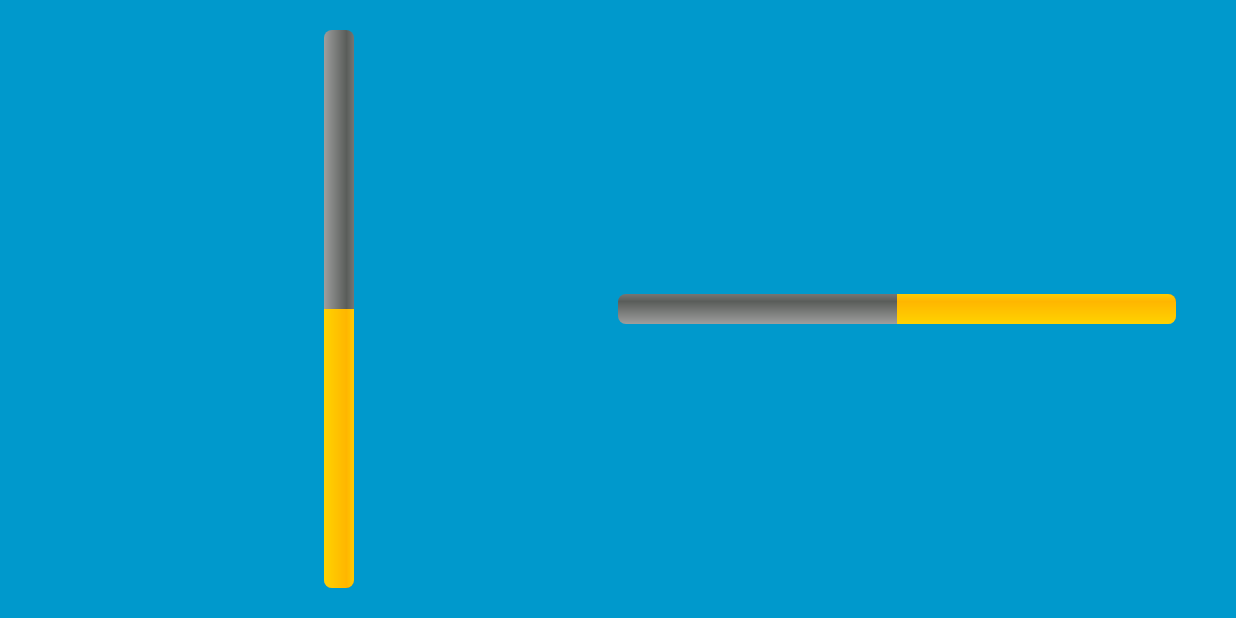
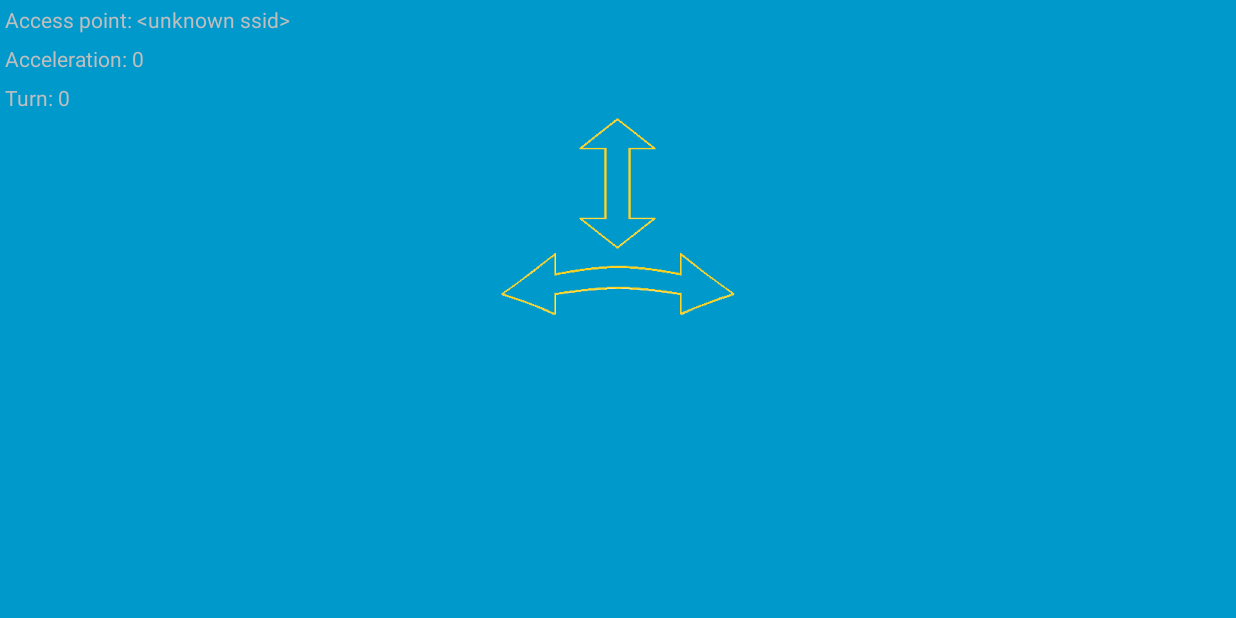
Before and after one commit to mlaitinen/rcpi_android, an Android app: the screen it shows after launch (TouchControlActivity before the commit, TiltTouchActivity after it), on a phone screen of 824 x 412 dp (held sideways). Run offline under Robolectric (Android 15) with nearby library versions, the phone set to English and light mode, and no system bars; 1 statement that could not run was skipped.

Commit message:
Added a new control method.

```diff
--- a/UDPCarController/src/main/AndroidManifest.xml
+++ b/UDPCarController/src/main/AndroidManifest.xml
@@ -14,7 +14,7 @@
         android:label="@string/app_name"
         android:theme="@style/AppTheme">
         <activity
-            android:name="fi.ninjaware.udpcarcontroller.TouchControlActivity"
+            android:name="fi.ninjaware.udpcarcontroller.TiltTouchActivity"
             android:configChanges="orientation|keyboardHidden|screenSize"
             android:label="@string/app_name"
             android:screenOrientation="landscape"
--- /dev/null
+++ b/UDPCarController/src/main/java/fi/ninjaware/udpcarcontroller/ArrowImageView.java
@@ -0,0 +1,82 @@
+package fi.ninjaware.udpcarcontroller;
+
+import android.content.Context;
+import android.content.res.TypedArray;
+import android.graphics.Bitmap;
+import android.graphics.Canvas;
+import android.graphics.Color;
+import android.graphics.Paint;
+import android.graphics.drawable.BitmapDrawable;
+import android.util.AttributeSet;
+import android.widget.ImageView;
+
+/**
+ * Created by miku on 2/6/14.
+ */
+public class ArrowImageView extends ImageView {
+
+    private Paint paint;
+
+    private float magnitude;
+
+    private Bitmap arrow;
+
+    private ArrowDrawer arrowDrawer;
+
+    public ArrowImageView(Context context, AttributeSet attrs) {
+        super(context, attrs);
+
+        paint = new Paint();
+        paint.setColor(Color.RED);
+
+        arrow = ((BitmapDrawable) getDrawable()).getBitmap();
+
+        TypedArray a = context.obtainStyledAttributes(attrs, R.styleable.ArrowImageView, 0, 0);
+        switch(a.getInt(R.styleable.ArrowImageView_orientation, 0)) {
+            case 0:
+                arrowDrawer = new HorizontalArrowDrawer();
+                break;
+            case 1:
+                arrowDrawer = new VerticalArrowDrawer();
+        }
+
+    }
+
+    @Override
+    protected void onDraw(Canvas canvas) {
+        arrowDrawer.draw(canvas);
+        canvas.drawBitmap(arrow, 0, 0, paint);
+    }
+
+    public void setMagnitude(int magnitude) {
+        this.magnitude = (float) magnitude;
+    }
+
+    private interface ArrowDrawer {
+        public void draw(Canvas canvas);
+    }
+
+    private class VerticalArrowDrawer implements ArrowDrawer {
+        public void draw(Canvas canvas) {
+            float center = getHeight()/2;
+            float direction = center * (-magnitude / 100.0f) + center;
+            if(magnitude < 0) {
+                canvas.drawRect(0, center, 160, direction, paint);
+            } else {
+                canvas.drawRect(0, direction, 160, center, paint);
+            }
+        }
+    }
+
+    private class HorizontalArrowDrawer implements ArrowDrawer {
+        public void draw(Canvas canvas) {
+            float center = getWidth()/2;
+            float direction = center * (-magnitude / 100.0f) + center;
+            if(magnitude < 0) {
+                canvas.drawRect(center, 0, direction, 160, paint);
+            } else {
+                canvas.drawRect(direction, 0, center, 160, paint);
+            }
+        }
+    }
+}
--- a/UDPCarController/src/main/java/fi/ninjaware/udpcarcontroller/SendMessageTask.java
+++ b/UDPCarController/src/main/java/fi/ninjaware/udpcarcontroller/SendMessageTask.java
@@ -16,7 +16,7 @@ public class SendMessageTask extends AsyncTask<ControlEvent, Void, Void> {
 
     private DatagramSocket socket;
 
-    private InetAddress address;
+    private InetAddress address;,
 
     private int port;
 
@@ -39,10 +39,10 @@ public class SendMessageTask extends AsyncTask<ControlEvent, Void, Void> {
             Log.e(getClass().getName(), "Failed to send a UDP packet.", e);
         }
 
-        Log.d(getClass().getName(),
+        /*Log.d(getClass().getName(),
                 String.format("Sent message. Control: %d, magnitude: %d.",
                         controlEvents[0].getControlCode(),
-                        controlEvents[0].getMagnitude()));
+                        controlEvents[0].getMagnitude()));*/
 
         return null;
     }
--- /dev/null
+++ b/UDPCarController/src/main/java/fi/ninjaware/udpcarcontroller/TiltTouchActivity.java
@@ -0,0 +1,199 @@
+package fi.ninjaware.udpcarcontroller;
+
+import android.app.Activity;
+import android.content.res.Resources;
+import android.graphics.Canvas;
+import android.graphics.drawable.Drawable;
+import android.graphics.drawable.GradientDrawable;
+import android.graphics.drawable.LayerDrawable;
+import android.hardware.Sensor;
+import android.hardware.SensorEvent;
+import android.hardware.SensorEventListener;
+import android.hardware.SensorManager;
+import android.net.wifi.WifiManager;
+import android.os.Bundle;
+import android.util.DisplayMetrics;
+import android.util.Log;
+import android.view.MotionEvent;
+import android.widget.ImageView;
+import android.widget.SeekBar;
+import android.widget.TextView;
+
+
+public class TiltTouchActivity extends Activity implements SensorEventListener {
+
+    private static final String TAG = TiltTouchActivity.class.getName();
+
+    private MessageDispatcher mDispatcher;
+
+    private SensorManager mSensorManager;
+
+    private Sensor mAccelerometer;
+
+    private Sensor mMagnetometer;
+
+    private float[] mGravity = null;
+
+    private float[] mGeomagnetic = null;
+
+    private byte previousTurn = 0;
+
+    private ArrowImageView mImageAccel;
+
+    private ArrowImageView mImageTurn;
+
+    private int height;
+
+    private TextView mTextAccel;
+
+    private TextView mTextTurn;
+
+    @Override
+    protected void onCreate(Bundle savedInstanceState) {
+        super.onCreate(savedInstanceState);
+
+        setContentView(R.layout.activity_accel);
+    }
+
+    @Override
+    protected void onStart() {
+        super.onStart();
+
+        // Get the wifi manager.
+        WifiManager wm = (WifiManager) getSystemService(WIFI_SERVICE);
+
+        // Fill in the access point name.
+        ((TextView) findViewById(R.id.text_accesspoint)).setText(
+                "Access point: " + wm.getConnectionInfo().getSSID());
+
+        // Create a new UDP message dispatcher.
+        mDispatcher = new MessageDispatcher(wm);
+
+        // Get the accelerometer and magnetic field sensors.
+        mSensorManager = (SensorManager) getSystemService(SENSOR_SERVICE);
+        mAccelerometer = mSensorManager.getDefaultSensor(Sensor.TYPE_ACCELEROMETER);
+        mMagnetometer = mSensorManager.getDefaultSensor(Sensor.TYPE_MAGNETIC_FIELD);
+
+        mTextAccel = (TextView) findViewById(R.id.text_accel);
+        mTextTurn = (TextView) findViewById(R.id.text_turn);
+
+        mImageAccel = (ArrowImageView) findViewById(R.id.image_accel);
+        mImageTurn = (ArrowImageView) findViewById(R.id.image_turn);
+
+        DisplayMetrics metrics = new DisplayMetrics();
+        getWindowManager().getDefaultDisplay().getMetrics(metrics);
+        height = metrics.heightPixels;
+    }
+
+    @Override
+    protected void onStop() {
+        super.onStop();
+        mDispatcher.close();
+    }
+
+
+    // finetune is for not having to reach the end of the screen for full throttle.
+    private static final float finetune = 1.5f;
+
+    private int mPointerId = -1;
+
+    @Override
+    public boolean onTouchEvent(MotionEvent event) {
+
+        int pointerId = event.getPointerId(0);
+        if(mPointerId != -1 && pointerId != mPointerId) {
+            return false;
+        }
+
+        byte accel = 0;
+        switch(event.getAction()) {
+            case MotionEvent.ACTION_DOWN:
+                mPointerId = pointerId;
+
+            case MotionEvent.ACTION_MOVE:
+                float percentage = event.getY() / height * 100;
+                int rawAccel = (int) ((100 - percentage * 2) * finetune);
+                if(rawAccel < -100) rawAccel = -100;
+                if(rawAccel > 100) rawAccel = 100;
+
+                accel = (byte) (rawAccel);
+                break;
+
+            case MotionEvent.ACTION_UP:
+                mPointerId = -1;
+                accel = 0;
+                break;
+        }
+
+        mDispatcher.sendMessage(ControlType.ACCELERATION, accel);
+
+        mTextAccel.setText(String.format("Acceleration: %d", accel));
+        mImageAccel.setMagnitude(accel);
+        mImageAccel.invalidate();
+
+        return true;
+    }
+
+    @Override
+    protected void onResume() {
+        super.onResume();
+        mSensorManager.registerListener(this, mAccelerometer, SensorManager.SENSOR_DELAY_UI);
+        mSensorManager.registerListener(this, mMagnetometer, SensorManager.SENSOR_DELAY_UI);
+    }
+
+    @Override
+    protected void onPause() {
+        super.onPause();
+        mSensorManager.unregisterListener(this);
+    }
+
+    @Override
+    public void onSensorChanged(SensorEvent event) {
+
+        if (event.sensor.getType() == Sensor.TYPE_ACCELEROMETER) {
+            mGravity = event.values;
+        }
+
+        if (event.sensor.getType() == Sensor.TYPE_MAGNETIC_FIELD) {
+            mGeomagnetic = event.values;
+        }
+
+        if (mGravity != null && mGeomagnetic != null) {
+            float R[] = new float[9];
+            float I[] = new float[9];
+            boolean success = SensorManager.getRotationMatrix(R, I, mGravity, mGeomagnetic);
+            if (success) {
+                float orientation[] = new float[3]; // azimuth, pitch, roll.
+                SensorManager.getOrientation(R, orientation);
+
+                byte turn = convertPitchToTurn(orientation[1]);
+                if(turn != previousTurn) {
+                    mDispatcher.sendMessage(ControlType.TURN, turn);
+
+                    mTextTurn.setText(String.format("Turn: %d", turn));
+                    mImageTurn.setMagnitude(turn);
+                    mImageTurn.invalidate();
+
+                    previousTurn = turn;
+                }
+            }
+        }
+    }
+
+    private byte convertPitchToTurn(float rawPitch) {
+        int turn = Math.round(rawPitch*150.0f);
+
+        if(turn > 100) turn = 100;
+        else if(turn < -100) turn = -100;
+        else if(turn > -10 && turn < 10) turn = 0;
+        else turn = (turn - turn/Math.abs(turn)*10); // -10 or 10 + turn
+
+        return (byte) turn;
+    }
+
+    @Override
+    public void onAccuracyChanged(Sensor sensor, int i) {
+
+    }
+
+}
--- a/UDPCarController/src/main/java/fi/ninjaware/udpcarcontroller/TouchControlActivity.java
+++ b/UDPCarController/src/main/java/fi/ninjaware/udpcarcontroller/TouchControlActivity.java
@@ -11,23 +11,11 @@ import android.util.Log;
 import android.widget.SeekBar;
 
 
-public class TouchControlActivity extends Activity implements SensorEventListener {
+public class TouchControlActivity extends Activity {
 
     private static final String TAG = TouchControlActivity.class.getName();
 
     private MessageDispatcher mDispatcher;
-
-    private SensorManager mSensorManager;
-
-    private Sensor mAccelerometer;
-
-    private Sensor mMagnetometer;
-
-    private float[] mGravity = null;
-
-    private float[] mGeomagnetic = null;
-
-    private byte previousTurn = 0;
 
     @Override
     protected void onCreate(Bundle savedInstanceState) {
@@ -43,10 +31,6 @@ public class TouchControlActivity extends Activity implements SensorEventListene
 
         mDispatcher = new MessageDispatcher((WifiManager) getSystemService(WIFI_SERVICE));
 
-        mSensorManager = (SensorManager) getSystemService(SENSOR_SERVICE);
-        mAccelerometer = mSensorManager.getDefaultSensor(Sensor.TYPE_ACCELEROMETER);
-        mMagnetometer = mSensorManager.getDefaultSensor(Sensor.TYPE_MAGNETIC_FIELD);
-
         final SeekBar accel = (SeekBar) findViewById(R.id.control_accel);
         accel.setOnSeekBarChangeListener(new ControlChangeListener(ControlType.ACCELERATION));
         accel.setProgress(accel.getMax() / 2);
@@ -60,63 +44,6 @@ public class TouchControlActivity extends Activity implements SensorEventListene
     protected void onStop() {
         super.onStop();
         mDispatcher.close();
-    }
-
-    @Override
-    protected void onResume() {
-        super.onResume();
-        mSensorManager.registerListener(this, mAccelerometer, SensorManager.SENSOR_DELAY_UI);
-        mSensorManager.registerListener(this, mMagnetometer, SensorManager.SENSOR_DELAY_UI);
-    }
-
-    @Override
-    protected void onPause() {
-        super.onPause();
-        mSensorManager.unregisterListener(this);
-    }
-
-    @Override
-    public void onSensorChanged(SensorEvent event) {
-
-        if (event.sensor.getType() == Sensor.TYPE_ACCELEROMETER) {
-            mGravity = event.values;
-        }
-
-        if (event.sensor.getType() == Sensor.TYPE_MAGNETIC_FIELD) {
-            mGeomagnetic = event.values;
-        }
-
-        if (mGravity != null && mGeomagnetic != null) {
-            float R[] = new float[9];
-            float I[] = new float[9];
-            boolean success = SensorManager.getRotationMatrix(R, I, mGravity, mGeomagnetic);
-            if (success) {
-                float orientation[] = new float[3]; // azimuth, pitch, roll.
-                SensorManager.getOrientation(R, orientation);
-
-                byte turn = convertPitchToTurn(orientation[1]);
-                if(turn != previousTurn) {
-                    mDispatcher.sendMessage(ControlType.TURN, turn);
-                    previousTurn = turn;
-                }
-            }
-        }
-    }
-
-    private byte convertPitchToTurn(float rawPitch) {
-        int turn = Math.round(rawPitch*150.0f);
-
-        if(turn > 100) turn = 100;
-        else if(turn < -100) turn = -100;
-        else if(turn > -10 && turn < 10) turn = 0;
-        else turn = (turn - turn/Math.abs(turn)*10); // -10 or 10 + turn
-
-        return (byte) turn;
-    }
-
-    @Override
-    public void onAccuracyChanged(Sensor sensor, int i) {
-
     }
 
     private class ControlChangeListener implements SeekBar.OnSeekBarChangeListener {
--- /dev/null
+++ b/UDPCarController/src/main/res/layout/activity_accel.xml
@@ -0,0 +1,50 @@
+<LinearLayout xmlns:android="http://schemas.android.com/apk/res/android"
+    xmlns:custom="http://schemas.android.com/apk/res-auto"
+    xmlns:tools="http://schemas.android.com/tools"
+    android:id="@+id/fullscreen_content"
+    android:layout_width="match_parent"
+    android:layout_height="match_parent"
+    android:background="#0099cc"
+    android:orientation="vertical"
+    tools:context=".TiltTouchActivity">
+
+    <TextView
+        android:id="@+id/text_accesspoint"
+        android:layout_height="wrap_content"
+        android:layout_width="wrap_content"
+        android:layout_margin="3dp"
+        android:text="Access point: ?"/>
+
+    <TextView
+        android:id="@+id/text_accel"
+        android:layout_height="wrap_content"
+        android:layout_width="wrap_content"
+        android:layout_margin="3dp"
+        android:text="Acceleration: 0"/>
+
+    <TextView
+        android:id="@+id/text_turn"
+        android:layout_height="wrap_content"
+        android:layout_width="wrap_content"
+        android:layout_margin="3dp"
+        android:text="Turn: 0"/>
+
+    <fi.ninjaware.udpcarcontroller.ArrowImageView
+        android:id="@+id/image_accel"
+        android:layout_height="wrap_content"
+        android:layout_width="wrap_content"
+        android:layout_gravity="center"
+        android:background="@android:color/transparent"
+        android:src="@drawable/arrow_accel"
+        custom:orientation="vertical" />
+
+    <fi.ninjaware.udpcarcontroller.ArrowImageView
+        android:id="@+id/image_turn"
+        android:layout_height="wrap_content"
+        android:layout_width="wrap_content"
+        android:layout_gravity="center"
+        android:background="@android:color/transparent"
+        android:src="@drawable/arrow_turn"
+        custom:orientation="horizontal" />
+
+</LinearLayout>
```
Also changed, not shown: UDPCarController/src/main/res/values/attrs.xml (+7 -0 lines), UDPCarController/src/main/res/drawable-xxxhdpi/arrow_accel.png (added), UDPCarController/src/main/res/drawable-xxxhdpi/arrow_turn.png (added), 2 other files.
